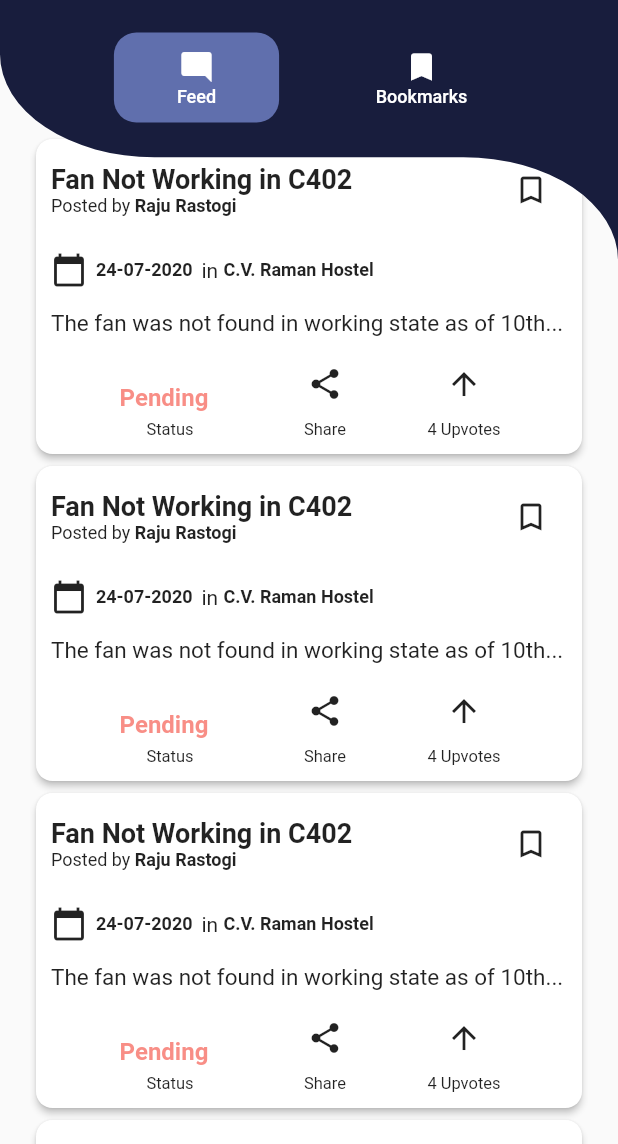
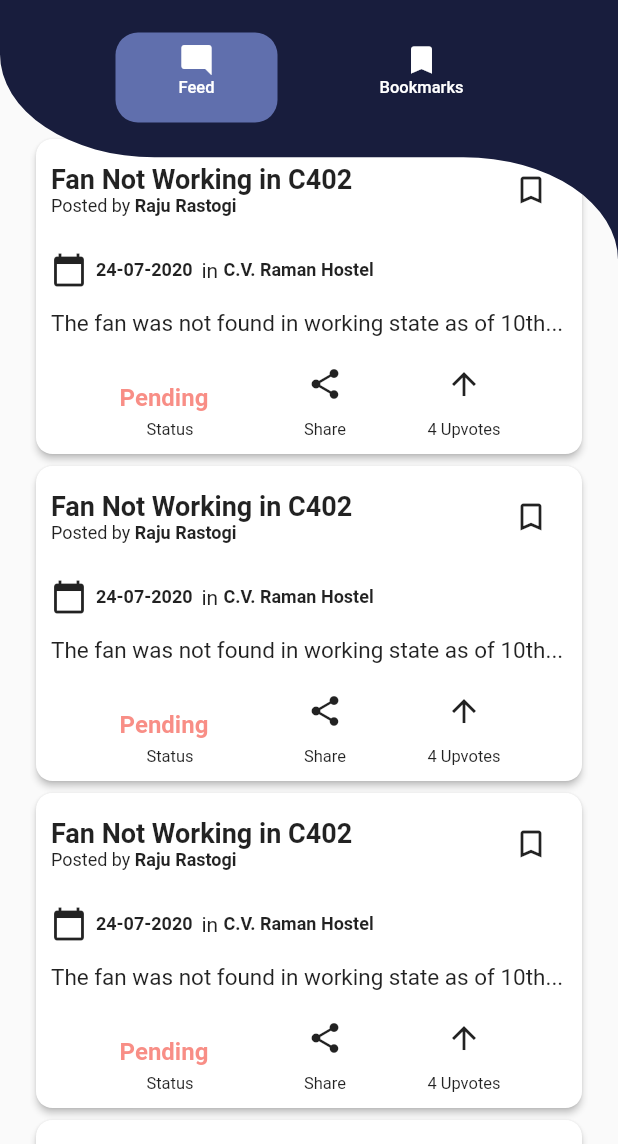
Before and after one commit to shubhanshu02/InstiComplaints-App, a Flutter app: the Feed screen opened directly, on a phone screen of 412 x 824 dp, the part 92-1236 px from its top. Run offline on Flutter 3.47's test engine with Material 2 defaults, Android fonts, the phone set to English and light mode, and no system bars; our stand-ins replace curved_navigation_bar, firebase_auth, firebase_core, google_sign_in, image_cropper, image_picker; accounts and stored records are empty.

Commit message:
Fixed Overflow in Feed Page

```diff
--- a/lib/feedPage.dart
+++ b/lib/feedPage.dart
@@ -170,21 +170,19 @@ class _FeedState extends State<Feed> with SingleTickerProviderStateMixin {
                             Tab(
                               child: Padding(
                                 padding: const EdgeInsets.fromLTRB(
-                                    42.0, 5.0, 42.0, 0),
+                                    42.0, 0, 42.0, 0),
                                 child: Column(
                                   children: [
                                     Icon(
                                       Icons.mode_comment,
                                       color: Colors.white,
-                                      size: 24.0,
+                                      size: 24,
                                     ),
-                                    SizedBox(
-                                      height: 1.0,
-                                    ),
+
                                     Text(
                                       'Feed',
                                       style: TextStyle(
-                                          fontSize: 12, color: Colors.white),
+                                          fontSize: 11, color: Colors.white),
                                     ),
                                   ],
                                 ),
@@ -193,7 +191,7 @@ class _FeedState extends State<Feed> with SingleTickerProviderStateMixin {
                             Tab(
                               child: Padding(
                                 padding:
-                                    const EdgeInsets.fromLTRB(25, 5.0, 25, 0),
+                                    const EdgeInsets.fromLTRB(25, 0, 25, 0),
                                 child: Column(
                                   children: [
                                     Icon(
@@ -201,13 +199,11 @@ class _FeedState extends State<Feed> with SingleTickerProviderStateMixin {
                                       color: Colors.white,
                                       size: 24,
                                     ),
-                                    SizedBox(
-                                      height: 1.0,
-                                    ),
+
                                     Text(
                                       'Bookmarks',
                                       style: TextStyle(
-                                          fontSize: 12, color: Colors.white),
+                                          fontSize: 11, color: Colors.white),
                                     ),
                                   ],
                                 ),
```
